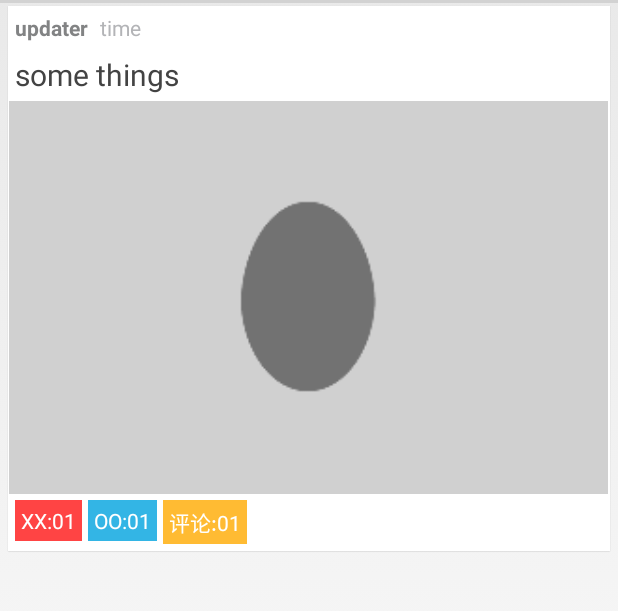
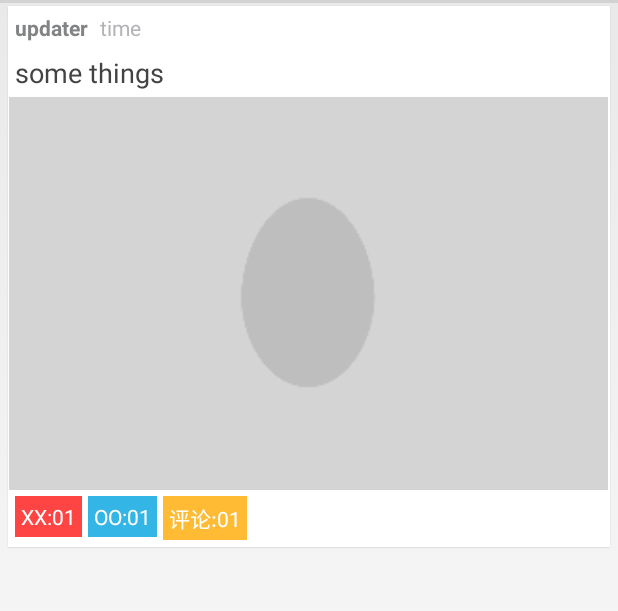
Before and after one commit to geniusnut/Jandanplus, an Android app: the layout pics_fm2.xml on its own in the app's theme, with its tools: preview values and no code run, on a phone screen of 412 x 824 dp, the part 69-680 px from its top. Run offline under Robolectric (Android 15) with nearby library versions, the phone set to English and light mode, and no system bars.

Commit message:
初步解析pics

```diff
--- a/app/src/main/res/layout/pics_fm2.xml
+++ b/app/src/main/res/layout/pics_fm2.xml
@@ -28,12 +28,14 @@
                 android:textStyle="bold"
                 android:textColor="#828384"
                 android:text="updater"
+                android:id="@+id/updater"
                 />
             <TextView
                 android:layout_marginLeft="8dp"
                 android:layout_width="wrap_content"
                 android:layout_height="wrap_content"
                 android:text="time"
+                android:id="@+id/time"
                 android:textColor="#b3b4b7"
                 />
             </LinearLayout>
@@ -42,9 +44,10 @@
             android:layout_width="wrap_content"
             android:layout_height="wrap_content"
             android:layout_margin="4dp"
-            android:textSize="9pt"
+            android:textSize="8pt"
             android:textColor="#434343"
             android:text="some things"
+            android:id="@+id/text"
             />
         <ImageView
             android:layout_width="match_parent"
@@ -76,6 +79,7 @@
                     android:layout_width="wrap_content"
                     android:layout_height="wrap_content"
                     android:text="01"
+                    android:id="@+id/xx"
                     android:textColor="#ffffff"/>
             </LinearLayout>
             <LinearLayout
@@ -94,6 +98,7 @@
                     android:layout_width="wrap_content"
                     android:layout_height="wrap_content"
                     android:text="01"
+                    android:id="@+id/oo"
                     android:textColor="#ffffff"/>
             </LinearLayout>
             <LinearLayout
@@ -112,9 +117,14 @@
                     android:layout_width="wrap_content"
                     android:layout_height="wrap_content"
                     android:text="01"
+                    android:id="@+id/comm"
                     android:textColor="#ffffff"/>
             </LinearLayout>
         </LinearLayout>
 
+        <TextView
+            android:layout_width="wrap_content"
+            android:layout_height="0dp"
+            android:id="@+id/imagelink"/>
     </LinearLayout>
 </LinearLayout>
```
Also changed, not shown: app/src/main/java/com/roya/jandanplus/Fragment2.java (+38 -3 lines), app/src/main/java/com/roya/jandanplus/JandanParser.java (+74 -0 lines), app/src/main/res/drawable-xxhdpi/loading.png, 1 other file.
